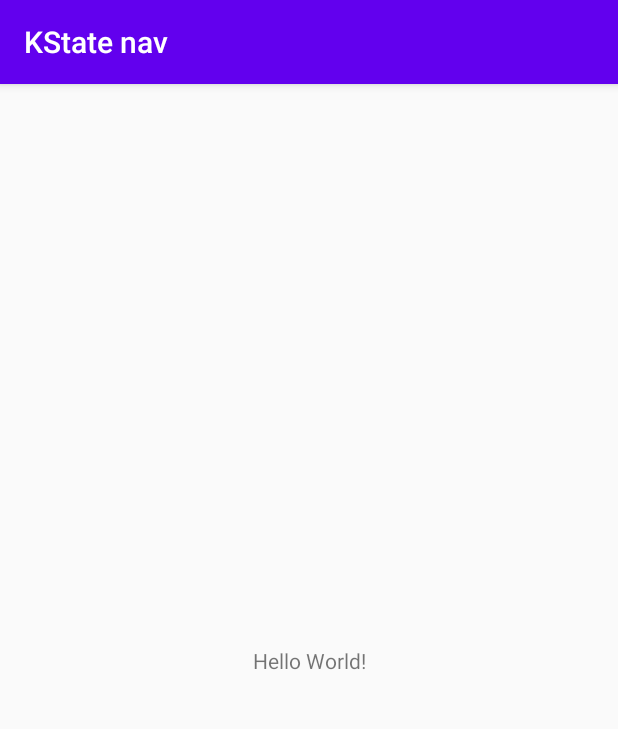
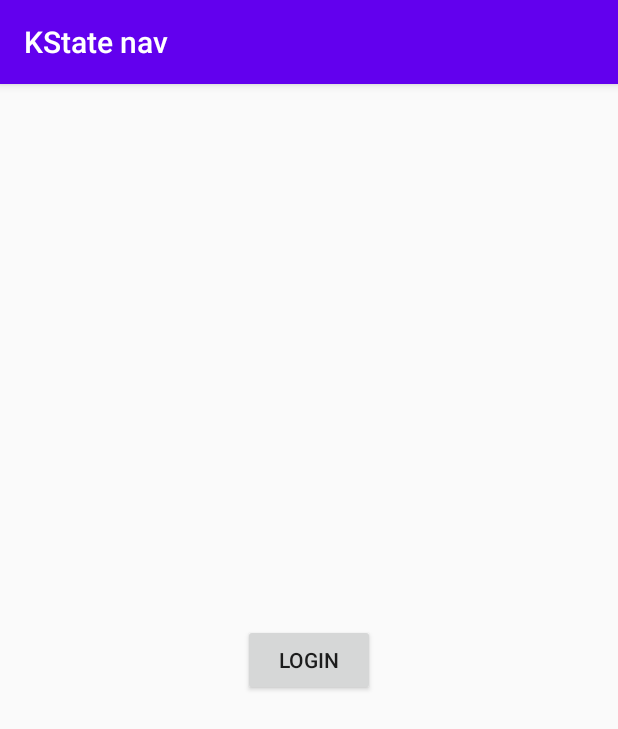
Before and after one commit to bamlab/kstate, an Android app: the screen it shows after launch (MainActivity), on a phone screen of 412 x 824 dp. Shown: the top 729 px of the screen. Run offline under Robolectric (Android 15) with nearby library versions, the phone set to English and light mode, and no system bars.

Commit message:
chore: add navigation to example

```diff
--- a/build.gradle
+++ b/build.gradle
@@ -17,7 +17,7 @@ buildscript {
         // Gradle-Nexus
         classpath "io.github.gradle-nexus:publish-plugin:$gradle_nexus_version"
         // Android
-        classpath "com.android.tools.build:gradle:4.2.0"
+        classpath "com.android.tools.build:gradle:${android_gradle_plugin_version}"
     }
 }
 
--- a/example/android-nav/build.gradle
+++ b/example/android-nav/build.gradle
@@ -32,8 +32,9 @@ android {
 }
 
 dependencies {
-    implementation 'com.android.support:appcompat-v7:28.0.0'
-    implementation 'com.android.support.constraint:constraint-layout:2.0.4'
+    implementation "androidx.appcompat:appcompat:$androidx_appcompat_version"
+    implementation "androidx.constraintlayout:constraintlayout:$androidx_constraintlayout_version"
+    implementation "androidx.fragment:fragment-ktx:$androidx_fragment_version"
 
     implementation project(":kstate-core")
 }
--- a/example/android-nav/src/main/java/tech/bam/kstate/example/android_nav/MainActivity.kt
+++ b/example/android-nav/src/main/java/tech/bam/kstate/example/android_nav/MainActivity.kt
@@ -1,11 +1,17 @@
 package tech.bam.kstate.example.android_nav
 
-import android.support.v7.app.AppCompatActivity
 import android.os.Bundle
+import androidx.appcompat.app.AppCompatActivity
 
 class MainActivity : AppCompatActivity() {
+    lateinit var navigator: Navigator
+
     override fun onCreate(savedInstanceState: Bundle?) {
         super.onCreate(savedInstanceState)
         setContentView(R.layout.activity_main)
+
+        navigator = Navigator(this)
+
+        navigator.start()
     }
 }
--- /dev/null
+++ b/example/android-nav/src/main/java/tech/bam/kstate/example/android_nav/Navigator.kt
@@ -0,0 +1,54 @@
+package tech.bam.kstate.example.android_nav
+
+import androidx.fragment.app.Fragment
+import tech.bam.kstate.core.*
+
+interface ScreenInterface {
+    val fragment: Class<out Fragment>
+}
+
+class LoggedInContext(val userId: String) : Context
+
+class Screen(override val fragment: Class<out Fragment>) : StateId, ScreenInterface
+class ScreenWithContext<C : Context>(override val fragment: Class<out Fragment>) :
+    StateIdWithContext<C>, ScreenInterface
+
+val Welcome = Screen(WelcomeFragment::class.java)
+val LoggedIn = ScreenWithContext<LoggedInContext>(LoggedInFragment::class.java)
+
+class LogIn(val userId: String) : Event
+object LogOut : Event
+
+class Navigator(private val mainActivity: MainActivity) {
+    private val machine = createMachine {
+        initial(Welcome)
+        state(Welcome) {
+            transition(
+                on = LogIn::class,
+                target = LoggedIn,
+                effect = { event -> LoggedInContext(event.userId) })
+        }
+        state(LoggedIn) {
+            transition(on = LogOut, target = Welcome)
+        }
+    }
+
+    fun login(userId: String) {
+        machine.send(LogIn(userId))
+    }
+
+    fun logout() {
+        machine.send(LogOut)
+    }
+
+    fun start() {
+        machine.onTransition { _, _ ->
+            val fragmentTransaction = mainActivity.supportFragmentManager.beginTransaction()
+            val currentStateId = machine.currentStateId
+            if (currentStateId is ScreenInterface) {
+                fragmentTransaction.replace(R.id.root, currentStateId.fragment, null)
+            }
+            fragmentTransaction.commit()
+        }
+    }
+}
--- /dev/null
+++ b/example/android-nav/src/main/java/tech/bam/kstate/example/android_nav/WelcomeFragment.kt
@@ -0,0 +1,17 @@
+package tech.bam.kstate.example.android_nav
+
+import android.os.Bundle
+import android.view.View
+import android.widget.Button
+import androidx.fragment.app.Fragment
+
+class WelcomeFragment : Fragment(R.layout.fragment_layout) {
+    override fun onViewCreated(view: View, savedInstanceState: Bundle?) {
+        super.onViewCreated(view, savedInstanceState)
+        val button = view.findViewById<Button>(R.id.button)
+        button.text = "Login"
+        button.setOnClickListener {
+            (activity as MainActivity).navigator.login("Thomas")
+        }
+    }
+}
--- a/example/android-nav/src/main/res/layout/activity_main.xml
+++ b/example/android-nav/src/main/res/layout/activity_main.xml
@@ -1,18 +1,14 @@
 <?xml version="1.0" encoding="utf-8"?>
-<android.support.constraint.ConstraintLayout xmlns:android="http://schemas.android.com/apk/res/android"
-        xmlns:tools="http://schemas.android.com/tools"
-        xmlns:app="http://schemas.android.com/apk/res-auto"
+<androidx.constraintlayout.widget.ConstraintLayout xmlns:android="http://schemas.android.com/apk/res/android"
+        android:fitsSystemWindows="true"
         android:layout_width="match_parent"
-        android:layout_height="match_parent"
-        tools:context=".MainActivity">
+        android:id="@+id/parent"
+        android:layout_height="match_parent">
 
-    <TextView
-            android:layout_width="wrap_content"
-            android:layout_height="wrap_content"
-            android:text="Hello World!"
-            app:layout_constraintBottom_toBottomOf="parent"
-            app:layout_constraintLeft_toLeftOf="parent"
-            app:layout_constraintRight_toRightOf="parent"
-            app:layout_constraintTop_toTopOf="parent" />
+    <androidx.fragment.app.FragmentContainerView
+            android:fitsSystemWindows="true"
+            android:layout_width="match_parent"
+            android:layout_height="match_parent"
+            android:id="@+id/root" />
 
-</android.support.constraint.ConstraintLayout>
+</androidx.constraintlayout.widget.ConstraintLayout>
--- /dev/null
+++ b/example/android-nav/src/main/res/layout/fragment_layout.xml
@@ -0,0 +1,12 @@
+<?xml version="1.0" encoding="utf-8"?>
+<LinearLayout xmlns:android="http://schemas.android.com/apk/res/android"
+        android:orientation="vertical"
+        android:layout_width="match_parent"
+        android:layout_height="match_parent"
+        android:gravity="center_horizontal|center_vertical">
+
+    <Button
+            android:layout_width="wrap_content"
+            android:layout_height="wrap_content"
+            android:id="@+id/button" />
+</LinearLayout>
--- a/gradle.properties
+++ b/gradle.properties
@@ -1 +1,2 @@
 kotlin.code.style=official
+android.useAndroidX=true
--- a/gradle/versions.gradle
+++ b/gradle/versions.gradle
@@ -13,4 +13,10 @@ ext {
 
     // Gradle Nexus
     gradle_nexus_version = "1.1.0"
+
+    // Android
+    android_gradle_plugin_version = "4.2.0"
+    androidx_appcompat_version = "1.3.0-rc01"
+    androidx_fragment_version = "1.3.3"
+    androidx_constraintlayout_version = "2.0.4"
 }
--- a/kstate-core/src/commonMain/kotlin/tech/bam/kstate/core/State.kt
+++ b/kstate-core/src/commonMain/kotlin/tech/bam/kstate/core/State.kt
@@ -152,6 +152,7 @@ open class State<C : Context>(
     fun onTransition(callback: (previousActiveStateIds: List<StateIdWithContext<out Context>>, nextActiveStateIds: List<StateIdWithContext<out Context>>) -> Unit) {
         val newListener = MachineTransitionListener(callback)
         subscribe(newListener)
+        callback(listOf(), activeStateIds())
     }
 
     fun activeStateIdsWithContext(): List<StateIdWithContextPair<*>> {
```
Also changed, not shown: example/android-nav/src/main/java/tech/bam/kstate/example/android_nav/LoggedInFragment.kt (added, +17 -0 lines), 2 other files.
